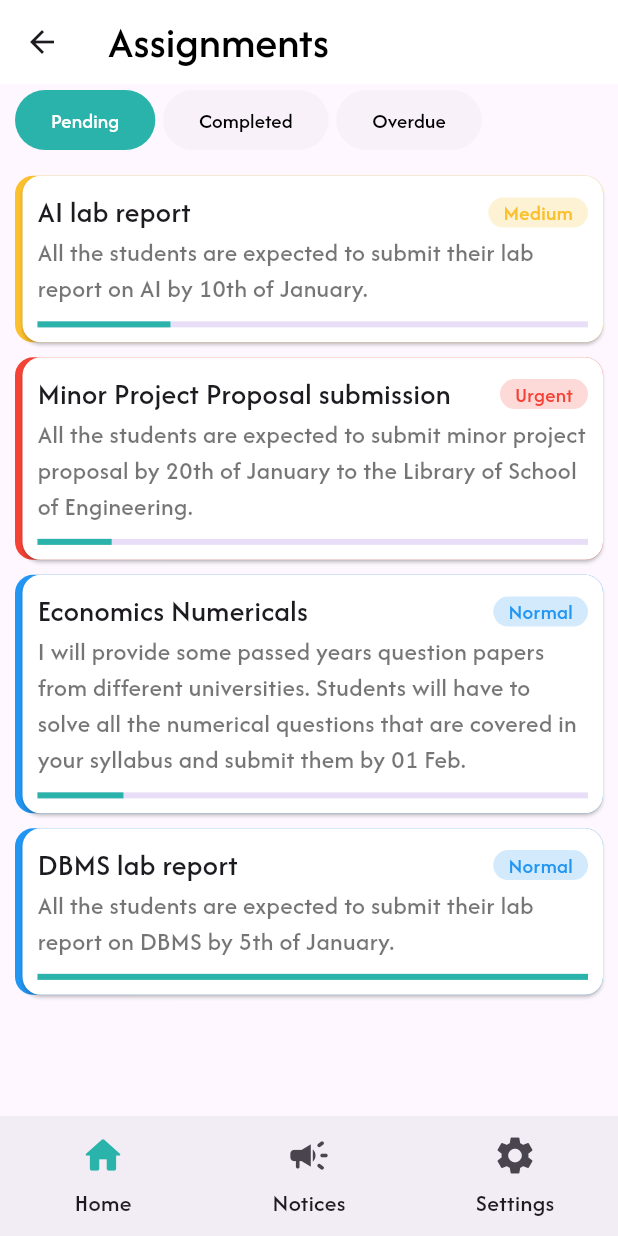
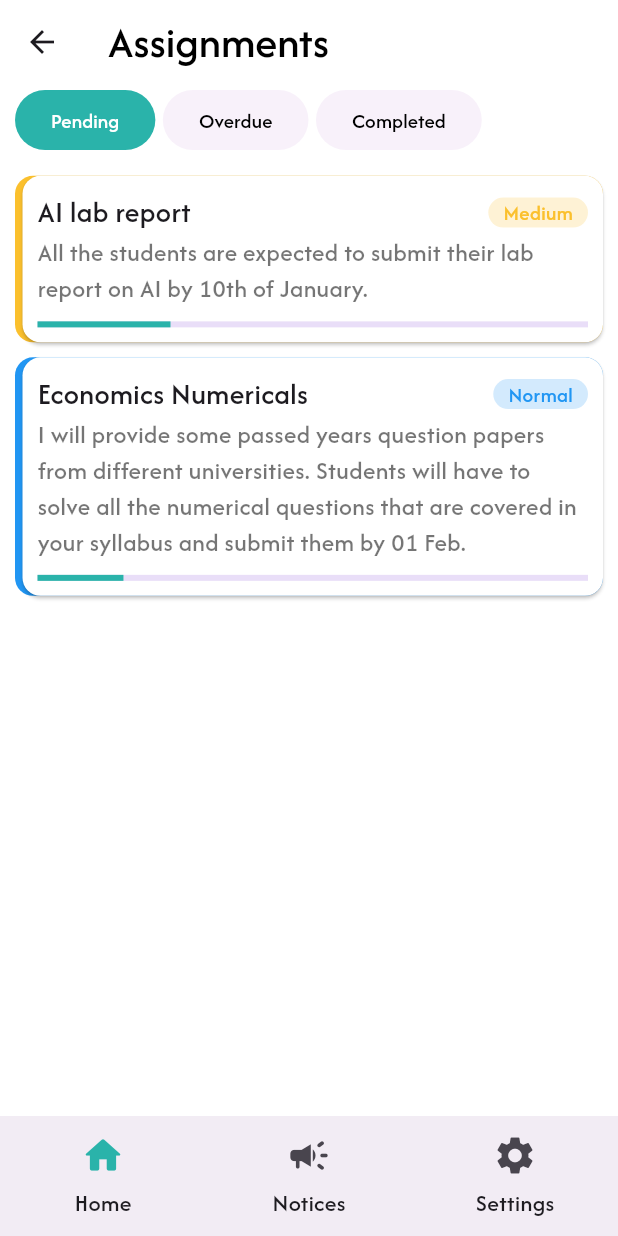
Before and after one commit to hamster336/digital_classroom, a Flutter app: the screen it shows after launch, after a tap on "Assignments", on a phone screen of 412 x 824 dp. Run offline on Flutter 3.47's test engine with Material 3 defaults, Android fonts, the phone set to English and light mode, and no system bars; our stand-ins replace bloc, flutter_bloc.

Commit message:
Added bloc for assignments with events for students

```diff
--- /dev/null
+++ b/mobile_app/lib/assignments/bloc/assignment_bloc.dart
@@ -0,0 +1,82 @@
+import 'dart:async';
+
+import 'package:bloc/bloc.dart';
+import 'package:mobile_app/assignments/models/assignment.dart';
+import 'package:mobile_app/shared/required_enums.dart';
+
+part 'assignment_event.dart';
+part 'assignment_state.dart';
+
+class AssignmentBloc extends Bloc<AssignmentEvent, AssignmentState> {
+  AssignmentBloc() : super(AssignmentInitial()) {
+    on<LoadAssignments>(_loadAssignments);
+    on<FilterAssignments>(_filterAssignments);
+  }
+
+  // load assignments
+  Future<void> _loadAssignments(
+    LoadAssignments event,
+    Emitter<AssignmentState> emit,
+  ) async {
+    emit(AssignmentLoading());
+
+    try {
+      final List<Assignment> list = [
+        Assignment(
+          id: '1',
+          title: 'AI lab report',
+          description:
+              'All the students are expected to submit their lab report on AI by 10th of January.',
+          issuedAt: DateTime(2026, 01, 06, 12, 23),
+          dueDate: DateTime(2026, 01, 10, 08, 00),
+          priority: AssignmentPriority.medium,
+          submitted: false,
+        ),
+        Assignment(
+          id: '1',
+          title: 'Minor Project Proposal submission',
+          description:
+              'All the students are expected to submit minor project proposal by 6th of January to the Library of School of Engineering.',
+          issuedAt: DateTime(2025, 12, 25, 10, 00),
+          dueDate: DateTime(2026, 01, 06, 15, 00),
+          priority: AssignmentPriority.urgent,
+          submitted: false,
+        ),
+        Assignment(
+          id: '1',
+          title: 'Economics Numericals',
+          description:
+              'I will provide some passed years question papers from different universities. Students will have to solve all the numerical questions that are covered in your syllabus and submit them by 01 Feb.',
+          issuedAt: DateTime(2026, 01, 02, 18, 47),
+          dueDate: DateTime(2026, 02, 01, 14, 30),
+          priority: AssignmentPriority.normal,
+          submitted: false,
+        ),
+        Assignment(
+          id: '1',
+          title: 'DBMS lab report',
+          description:
+              'All the students are expected to submit their lab report on DBMS by 5th of January.',
+          issuedAt: DateTime(2025, 12, 25, 13, 10),
+          dueDate: DateTime(2026, 01, 5, 15, 00),
+          priority: AssignmentPriority.normal,
+          submitted: true,
+        ),
+      ];
+      emit(AssignmentLoaded(assignments: list));
+    } catch (ex) {
+      emit(AssignmentError(message: 'Failed to Load Assignments'));
+    }
+  }
+
+  // filter assignments
+  Future<void> _filterAssignments(
+    FilterAssignments event,
+    Emitter<AssignmentState> emit,
+  ) async {
+    if (state is! AssignmentLoaded) return;
+
+    final current = state as AssignmentLoaded;
+    emit(current.copyWith(filter: event.filter));
+  }
+}
--- /dev/null
+++ b/mobile_app/lib/assignments/bloc/assignment_event.dart
@@ -0,0 +1,19 @@
+part of 'assignment_bloc.dart';
+
+sealed class AssignmentEvent {}
+
+// common events for students and teachers
+final class LoadAssignments extends AssignmentEvent {}
+
+// events for teachers
+final class CreateAssignment extends AssignmentEvent {}
+
+final class DeleteAssignment extends AssignmentEvent {}
+
+// events for students
+final class FilterAssignments extends AssignmentEvent {
+  final AssignmentFilter filter;
+  FilterAssignments({required this.filter});
+}
+
+final class SubmitAssignment extends AssignmentEvent {}
--- /dev/null
+++ b/mobile_app/lib/assignments/bloc/assignment_state.dart
@@ -0,0 +1,56 @@
+part of 'assignment_bloc.dart';
+
+sealed class AssignmentState {}
+
+final class AssignmentInitial extends AssignmentState {}
+
+final class AssignmentLoading extends AssignmentState {}
+
+final class AssignmentLoaded extends AssignmentState {
+  final List<Assignment> assignments;
+  final AssignmentFilter filter;
+
+  AssignmentLoaded({
+    required this.assignments,
+    this.filter = AssignmentFilter.pending,
+  });
+
+  List<Assignment> get displayAssignments {
+    switch (filter) {
+      case AssignmentFilter.overdue:
+        final list = assignments
+            .where(
+              (a) =>
+                  (a.submitted == false) && a.dueDate.isBefore(DateTime.now()),
+            )
+            .toList();
+        return list;
+      case AssignmentFilter.pending:
+        final list = assignments
+            .where(
+              (a) =>
+                  (a.submitted == false) && DateTime.now().isBefore(a.dueDate),
+            )
+            .toList();
+        return list;
+      case AssignmentFilter.completed:
+        final list = assignments.where((a) => a.submitted == true).toList();
+        return list;
+    }
+  }
+
+  AssignmentLoaded copyWith({
+    List<Assignment>? assignments,
+    AssignmentFilter? filter,
+  }) {
+    return AssignmentLoaded(
+      assignments: assignments ?? this.assignments,
+      filter: filter ?? this.filter,
+    );
+  }
+}
+
+final class AssignmentError extends AssignmentState {
+  final String message;
+  AssignmentError({required this.message});
+}
--- a/mobile_app/lib/assignments/view/assignment_screen.dart
+++ b/mobile_app/lib/assignments/view/assignment_screen.dart
@@ -1,58 +1,30 @@
 import 'package:flutter/material.dart';
-import 'package:mobile_app/assignments/models/assignment.dart';
+import 'package:flutter_bloc/flutter_bloc.dart';
+import 'package:mobile_app/assignments/bloc/assignment_bloc.dart';
 import 'package:mobile_app/shared/custom_widgets.dart';
 import 'package:mobile_app/shared/required_enums.dart';
 
-class AssignmentScreen extends StatelessWidget {
+class AssignmentScreen extends StatefulWidget {
   const AssignmentScreen({super.key});
+
+  @override
+  State<AssignmentScreen> createState() => _AssignmentScreenState();
+}
+
+class _AssignmentScreenState extends State<AssignmentScreen> {
+  @override
+  void initState() {
+    super.initState();
+    context.read<AssignmentBloc>().add(LoadAssignments());
+  }
 
   @override
   Widget build(BuildContext context) {
     final size = MediaQuery.of(context).size;
-    final List<Assignment> list = [
-      Assignment(
-        id: '1',
-        title: 'AI lab report',
-        description:
-            'All the students are expected to submit their lab report on AI by 10th of January.',
-        issuedAt: DateTime(2026, 01, 06, 12, 23),
-        dueDate: DateTime(2026, 01, 10, 08, 00),
-        priority: AssignmentPriority.medium,
-        submitted: false,
-      ),
-      Assignment(
-        id: '1',
-        title: 'Minor Project Proposal submission',
-        description:
-            'All the students are expected to submit minor project proposal by 20th of January to the Library of School of Engineering.',
-        issuedAt: DateTime(2026, 01, 05, 10, 00),
-        dueDate: DateTime(2026, 01, 20, 10, 00),
-        priority: AssignmentPriority.urgent,
-        submitted: false,
-      ),
-      Assignment(
-        id: '1',
-        title: 'Economics Numericals',
-        description:
-            'I will provide some passed years question papers from different universities. Students will have to solve all the numerical questions that are covered in your syllabus and submit them by 01 Feb.',
-        issuedAt: DateTime(2026, 01, 02, 18, 47),
-        dueDate: DateTime(2026, 02, 01, 14, 30),
-        priority: AssignmentPriority.normal,
-        submitted: false,
-      ),
-      Assignment(
-        id: '1',
-        title: 'DBMS lab report',
-        description:
-            'All the students are expected to submit their lab report on DBMS by 5th of January.',
-        issuedAt: DateTime(2025, 12, 25, 13, 10),
-        dueDate: DateTime(2026, 01, 5, 15, 00),
-        priority: AssignmentPriority.normal,
-        submitted: false,
-      ),
-    ];
 
     return Scaffold(
+      backgroundColor: Colors.white,
+
       appBar: AppBar(title: const Text('Assignments')),
 
       body: Padding(
@@ -60,46 +32,73 @@ class AssignmentScreen extends StatelessWidget {
         child: Column(
           children: [
             // filter buttons
-            Row(
+            BlocBuilder<AssignmentBloc, AssignmentState>(
+              builder: (context, state) {
+                if (state is! AssignmentLoaded) return const SizedBox.shrink();
+
+                final currentFilter = state.filter;
+
+                return Row(
                   children: [
                     CustomWidgets.assignmentFilterButton(
-                  'Pending',
-                  AssignmentFilter.pending,
-                  AssignmentFilter.pending,
+                      label: 'Pending',
+                      isSelected: currentFilter == AssignmentFilter.pending,
+                      onTap: () => context.read<AssignmentBloc>().add(
+                        FilterAssignments(filter: AssignmentFilter.pending),
+                      ),
                     ),
                     const SizedBox(width: 5),
                     CustomWidgets.assignmentFilterButton(
-                  'Completed',
-                  AssignmentFilter.completed,
-                  AssignmentFilter.pending,
+                      label: 'Overdue',
+                      isSelected: currentFilter == AssignmentFilter.overdue,
+                      onTap: () => context.read<AssignmentBloc>().add(
+                        FilterAssignments(filter: AssignmentFilter.overdue),
+                      ),
                     ),
                     const SizedBox(width: 5),
                     CustomWidgets.assignmentFilterButton(
-                  'Overdue',
-                  AssignmentFilter.overdue,
-                  AssignmentFilter.pending,
+                      label: 'Completed',
+                      isSelected: currentFilter == AssignmentFilter.completed,
+                      onTap: () => context.read<AssignmentBloc>().add(
+                        FilterAssignments(filter: AssignmentFilter.completed),
+                      ),
                     ),
                   ],
+                );
+              },
             ),
 
             SizedBox(height: size.height * 0.01),
 
             // show the assignments
             Expanded(
-              child: (list.isEmpty)
-                  ? Center(
+              child: BlocBuilder<AssignmentBloc, AssignmentState>(
+                builder: (context, state) {
+                  if (state is AssignmentLoading)
+                    return const SizedBox.shrink();
+
+                  if (state is AssignmentLoaded) {
+                    final assignments = state.displayAssignments;
+                    if (assignments.isEmpty) {
+                      return Center(
                         child: const Text(
-                        'Nothing to show',
-                        style: TextStyle(fontSize: 18),
+                          'No assingments available',
+                          style: TextStyle(fontSize: 17),
                         ),
-                    )
-                  : ListView.builder(
-                      itemCount: list.length,
-                      itemBuilder: (context, index) {
+                      );
+                    }
+
+                    return ListView.builder(
+                      itemCount: assignments.length,
+                      itemBuilder: (_, index) {
                         return CustomWidgets.assignmentCards(
                           context,
-                          list[index],
+                          assignments[index],
                         );
+                      },
+                    );
+                  }
+                  return const SizedBox.shrink();
                 },
               ),
             ),
--- a/mobile_app/lib/main.dart
+++ b/mobile_app/lib/main.dart
@@ -1,6 +1,7 @@
 import 'package:flutter/material.dart';
 import 'package:flutter/services.dart';
 import 'package:flutter_bloc/flutter_bloc.dart';
+import 'package:mobile_app/assignments/bloc/assignment_bloc.dart';
 import 'package:mobile_app/notices/bloc/notice_bloc.dart';
 import 'package:mobile_app/app/app_shell.dart';
 
@@ -18,7 +19,10 @@ class MyApp extends StatelessWidget {
   Widget build(BuildContext context) {
     return MultiBlocProvider(
       // injecting blocs
-      providers: [BlocProvider(create: (context) => NoticeBloc())],
+      providers: [
+        BlocProvider(create: (context) => NoticeBloc()),
+        BlocProvider(create: (context) => AssignmentBloc()),
+      ],
       child: MaterialApp(
         debugShowCheckedModeBanner: false,
         title: 'Flutter Demo',
--- a/mobile_app/lib/notices/bloc/notice_bloc.dart
+++ b/mobile_app/lib/notices/bloc/notice_bloc.dart
@@ -59,7 +59,7 @@ class NoticeBloc extends Bloc<NoticeEvent, NoticeState> {
           priority: NoticePriority.urgent,
         ),
       ];
-      emit(NoticeLoaded(notices: notices, filter: NoticeFilter.all));
+      emit(NoticeLoaded(notices: notices));
     } catch (ex) {
       emit(NoticeError(message: 'Failed to load notices!'));
     }
@@ -69,8 +69,8 @@ class NoticeBloc extends Bloc<NoticeEvent, NoticeState> {
   Future<void> _filterNotices(
     FilterNotices event,
     Emitter<NoticeState> emit,
-  ) async{
-    if(state is! NoticeLoaded) return;
+  ) async {
+    if (state is! NoticeLoaded) return;
 
     final current = state as NoticeLoaded;
     emit(current.copyWith(filter: event.filter));
--- a/mobile_app/lib/notices/bloc/notice_state.dart
+++ b/mobile_app/lib/notices/bloc/notice_state.dart
@@ -1,8 +1,6 @@
 part of 'notice_bloc.dart';
 
 sealed class NoticeState {}
-
-final class NoticeInitial extends NoticeState {}
 
 final class NoticeLoading extends NoticeState {}
 
@@ -10,7 +8,7 @@ final class NoticeLoaded extends NoticeState {
   final List<Notice> notices;
   final NoticeFilter filter;
 
-  NoticeLoaded({required this.notices, required this.filter});
+  NoticeLoaded({required this.notices, this.filter = NoticeFilter.all});
 
   // return notices based on priority
   List<Notice> get displayNotices {
--- a/mobile_app/lib/shared/custom_widgets.dart
+++ b/mobile_app/lib/shared/custom_widgets.dart
@@ -1,6 +1,5 @@
 import 'package:flutter/material.dart';
 import 'package:intl/intl.dart';
-import 'package:mobile_app/notices/bloc/notice_bloc.dart';
 import 'package:mobile_app/assignments/models/assignment.dart';
 import 'package:mobile_app/notices/models/notice.dart';
 import 'package:mobile_app/shared/required_enums.dart';
@@ -306,23 +305,21 @@ class CustomWidgets {
   }
 
   // assignment filter button
-  static Widget assignmentFilterButton(
-    String label,
-    AssignmentFilter filter,
-    AssignmentFilter currentFilter,
-  ) {
+  static Widget assignmentFilterButton({
+    required String label,
+    required bool isSelected,
+    required VoidCallback onTap,
+  }) {
     return ElevatedButton(
-      onPressed: () {},
+      onPressed: onTap,
       style: ElevatedButton.styleFrom(
-        backgroundColor: (filter == currentFilter) ? Color(0xFF2AB3AA) : null,
+        backgroundColor: isSelected ? Color(0xFF2AB3AA) : null,
         shadowColor: Colors.transparent,
         elevation: 6,
       ),
       child: Text(
         label,
-        style: TextStyle(
-          color: (filter == currentFilter) ? Colors.white : null,
-        ),
+        style: TextStyle(color: isSelected ? Colors.white : null),
       ),
     );
   }
@@ -417,6 +414,7 @@ class CustomWidgets {
                     children: [
                       Icon(Icons.timer, size: 20, color: Colors.black45),
                       const SizedBox(width: 5),
+
                       Text(
                         'Due: ${formatDueTime(assignment.dueDate)}',
                         style: TextStyle(color: Colors.black45),
@@ -503,7 +501,7 @@ class CustomWidgets {
         color: Colors.white,
         child: Padding(
           padding: const EdgeInsets.all(10),
-          child: (assignment.submittedAt == null)
+          child: (!assignment.submitted)
               ? Center(
                   child: const Text(
                     "No submissions found",
@@ -511,16 +509,58 @@ class CustomWidgets {
                   ),
                 )
               : Column(
+                  // crossAxisAlignment: .start,
                   children: [
-                    // last submission date
-                    Text(
-                      'Last Submission date: ${DateFormat('hh:MM a, dd MMM').format(assignment.submittedAt!)}',
-                      style: TextStyle(fontSize: 17, color: Colors.black54),
-                    ),
-                    // no of submissions until now
-                    Text(
-                      'No of submissions: ${assignment.submissionCount!}',
-                      style: TextStyle(fontSize: 17, color: Colors.black54),
+                    Row(
+                      mainAxisAlignment: .spaceBetween,
+                      children: [
+                        // last submission date
+                        Column(
+                          children: [
+                            Text(
+                              'Last Submission date:',
+                              style: TextStyle(
+                                fontSize: 16,
+                                color: Colors.black54,
+                              ),
+                            ),
+
+                            Text(
+                              (assignment.submittedAt == null)
+                                  ? 'No data found'
+                                  : DateFormat(
+                                      'hh:MM a, dd MMM',
+                                    ).format(assignment.submittedAt!),
+                              style: TextStyle(
+                                fontSize: 16,
+                                color: Colors.black54,
+                              ),
+                            ),
+                          ],
+                        ),
+
+                        // no of submissions until now
+                        Column(
+                          children: [
+                            Text(
+                              'No of submissions:',
+                              style: TextStyle(
+                                fontSize: 16,
+                                color: Colors.black54,
+                              ),
+                            ),
+                            Text(
+                              (assignment.submittedAt == null)
+                                  ? 'No data found'
+                                  : '${assignment.submissionCount!}',
+                              style: TextStyle(
+                                fontSize: 16,
+                                color: Colors.black54,
+                              ),
+                            ),
+                          ],
+                        ),
+                      ],
                     ),
                   ],
                 ),
```
Lines whose indentation alone changed are shown as unchanged.
